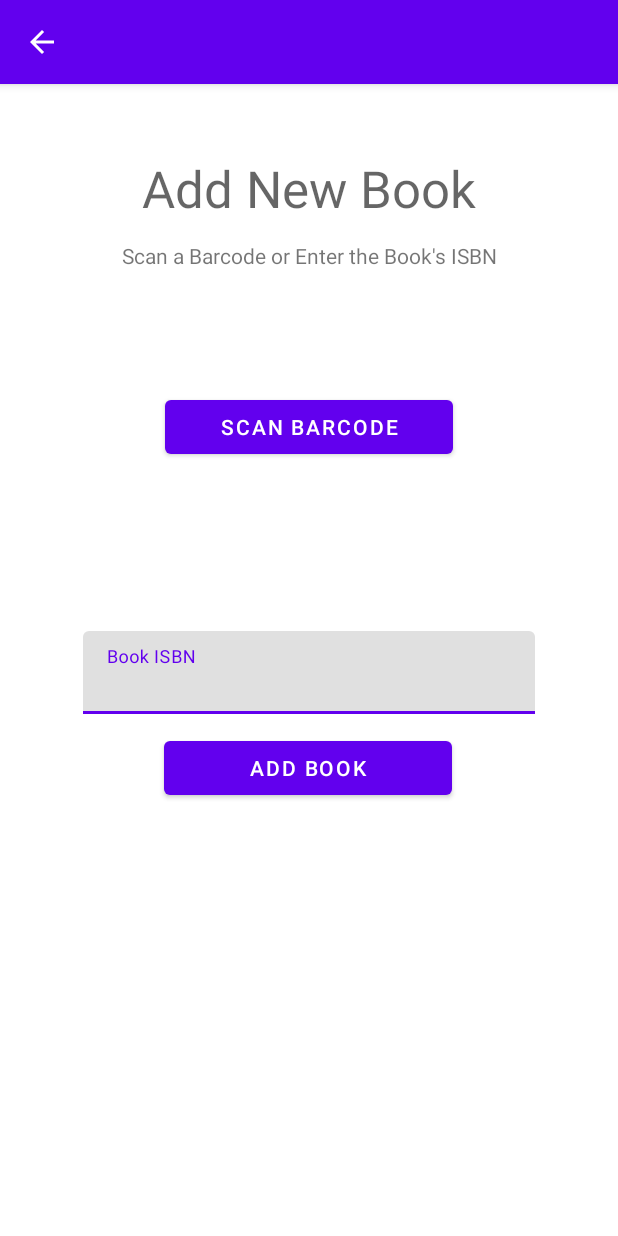
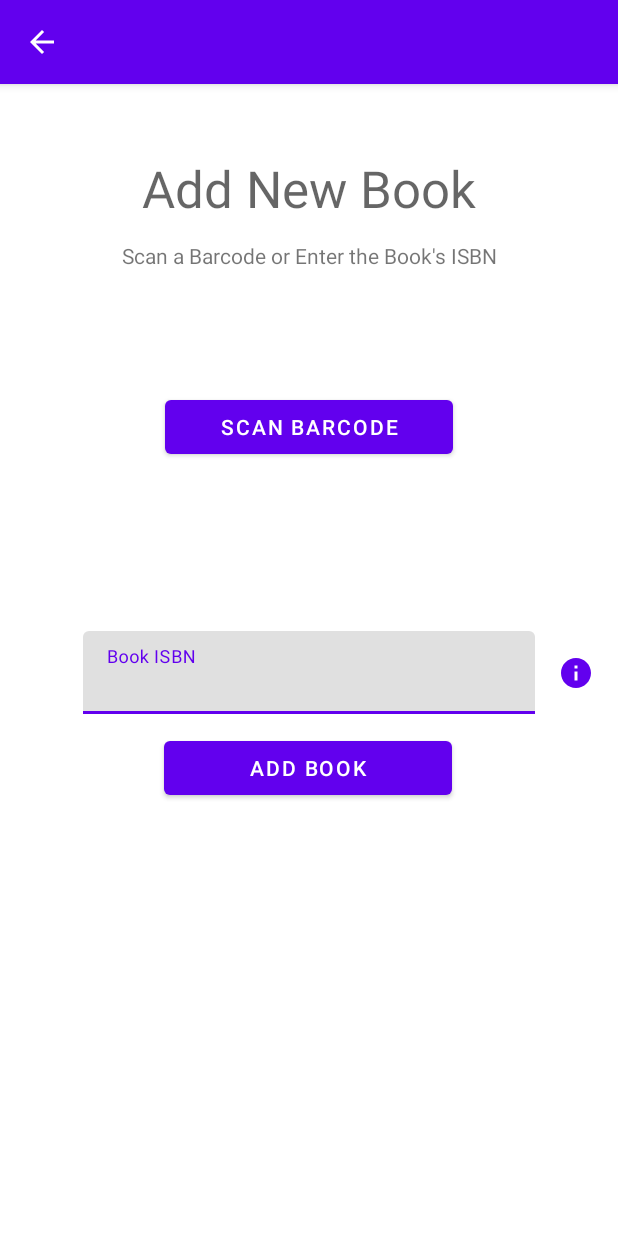
Before and after one commit to louisheal/Bookswapp-Mobile-App, an Android app: the AddBookActivity screen opened directly, with no data from a screen before it, on a phone screen of 412 x 824 dp. Run offline under Robolectric (Android 15) with nearby library versions, the phone set to English and light mode, and no system bars.

Commit message:
[ad4220] [feat] Added ISBN help info button.
Redirects to a google query "what is isbn".

```diff
--- a/app/src/main/java/ac/ic/bookapp/AddBookActivity.kt
+++ b/app/src/main/java/ac/ic/bookapp/AddBookActivity.kt
@@ -1,21 +1,21 @@
 package ac.ic.bookapp
 
+import ac.ic.bookapp.MainActivity
 import ac.ic.bookapp.data.Datasource
+import ac.ic.bookapp.databinding.ActivityAddBookBinding
+import android.app.SearchManager
+import android.content.Intent
 import android.os.Bundle
+import android.widget.Toast
+import android.widget.Toast.LENGTH_SHORT
 import androidx.appcompat.app.AppCompatActivity
-import ac.ic.bookapp.databinding.ActivityAddBookBinding
-import ac.ic.bookapp.model.Book
-import android.content.Intent
-import android.util.Log
-import android.widget.Toast
-import android.widget.Toast.LENGTH_LONG
-import android.widget.Toast.LENGTH_SHORT
-import kotlinx.coroutines.runBlocking
-import ac.ic.bookapp.MainActivity as MainActivity
+
 
 class AddBookActivity : AppCompatActivity() {
 
     private lateinit var binding: ActivityAddBookBinding
+
+    private val ISBN_INFO_QUERY = "https://www.google.com/search?q=what+is+isbn"
 
     override fun onCreate(savedInstanceState: Bundle?) {
         super.onCreate(savedInstanceState)
@@ -32,6 +32,12 @@ class AddBookActivity : AppCompatActivity() {
             val intent = Intent(this, ScannerViewActivity::class.java)
             this.startActivity(intent)
         }
+
+        binding.isbnInfo.setOnClickListener {
+            val intent = Intent(Intent.ACTION_WEB_SEARCH)
+            intent.putExtra(SearchManager.QUERY, ISBN_INFO_QUERY)
+            startActivity(intent)
+        }
     }
 
     private fun addMyBook(isbn: String) {
--- /dev/null
+++ b/app/src/main/res/drawable/ic_info.xml
@@ -0,0 +1,5 @@
+<vector android:height="24dp" android:tint="?attr/colorPrimary"
+    android:viewportHeight="24" android:viewportWidth="24"
+    android:width="24dp" xmlns:android="http://schemas.android.com/apk/res/android">
+    <path android:fillColor="@android:color/white" android:pathData="M12,2C6.48,2 2,6.48 2,12s4.48,10 10,10 10,-4.48 10,-10S17.52,2 12,2zM13,17h-2v-6h2v6zM13,9h-2L11,7h2v2z"/>
+</vector>
--- a/app/src/main/res/layout/activity_add_book.xml
+++ b/app/src/main/res/layout/activity_add_book.xml
@@ -61,6 +61,20 @@
         app:layout_constraintStart_toStartOf="parent"
         app:layout_constraintTop_toBottomOf="@+id/add_book_heading" />
 
+    <ImageView
+        android:id="@+id/isbn_info"
+        android:layout_width="wrap_content"
+        android:layout_height="24dp"
+        android:layout_weight="1"
+        android:tooltipText="What is ISBN?"
+        app:layout_constraintBottom_toBottomOf="@+id/isbn_text_input"
+        app:layout_constraintEnd_toEndOf="parent"
+        app:layout_constraintHorizontal_bias="0.483"
+        app:layout_constraintStart_toEndOf="@+id/isbn_text_input"
+        app:layout_constraintTop_toTopOf="@+id/isbn_text_input"
+        app:srcCompat="@drawable/ic_info"
+        android:contentDescription="@string/isbn_help" />
+
     <com.google.android.material.textfield.TextInputLayout
         android:id="@+id/isbn_text_input"
         android:layout_width="301dp"
@@ -77,6 +91,7 @@
             android:id="@+id/isbn_edit_text"
             android:layout_width="match_parent"
             android:layout_height="wrap_content" />
+
     </com.google.android.material.textfield.TextInputLayout>
 
     <Button
--- a/app/src/main/res/values/strings.xml
+++ b/app/src/main/res/values/strings.xml
@@ -21,4 +21,5 @@
     <string name="book_published_date_hint">Book Published Date</string>
     <string name="add_book_heading">Add New Book</string>
     <string name="scan_a_barcode">Scan a Barcode...</string>
+    <string name="isbn_help">What is ISBN? Find out more</string>
 </resources>
```
